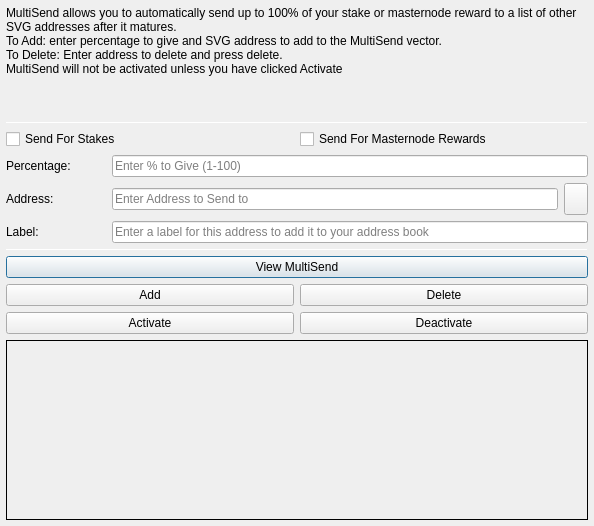
This is src/qt/forms/multisenddialog.ui in Salvage-Ex/Salvage as Qt 5 draws it before an edit. The edited form follows.
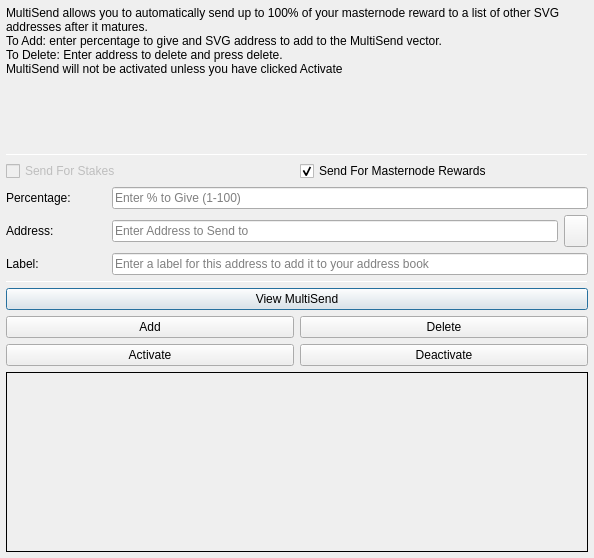
This is the edited form. Icons and pictures are not drawn.

Commit message: Remove Stake for multisend and automatically check masternode

The edit to the form file:
```diff
--- a/src/qt/forms/multisenddialog.ui
+++ b/src/qt/forms/multisenddialog.ui
@@ -10,7 +10,7 @@
     <x>0</x>
     <y>0</y>
     <width>594</width>
-    <height>526</height>
+    <height>558</height>
    </rect>
   </property>
   <property name="windowTitle">
@@ -37,7 +37,7 @@
         <number>1</number>
        </property>
        <property name="text">
-        <string>MultiSend allows you to automatically send up to 100% of your stake or masternode reward to a list of other SVG addresses after it matures.
+        <string>MultiSend allows you to automatically send up to 100% of your masternode reward to a list of other SVG addresses after it matures.
 To Add: enter percentage to give and SVG address to add to the MultiSend vector.
 To Delete: Enter address to delete and press delete.
 MultiSend will not be activated unless you have clicked Activate</string>
@@ -75,6 +75,9 @@
         <layout class="QHBoxLayout" name="horizontalLayout">
          <item>
           <widget class="QCheckBox" name="multiSendStakeCheckBox">
+           <property name="enabled">
+            <bool>false</bool>
+           </property>
            <property name="text">
             <string>Send For Stakes</string>
            </property>
@@ -85,6 +88,9 @@
            <property name="text">
             <string>Send For Masternode Rewards</string>
            </property>
+           <property name="checked">
+            <bool>true</bool>
+           </property>
           </widget>
          </item>
         </layout>
```
